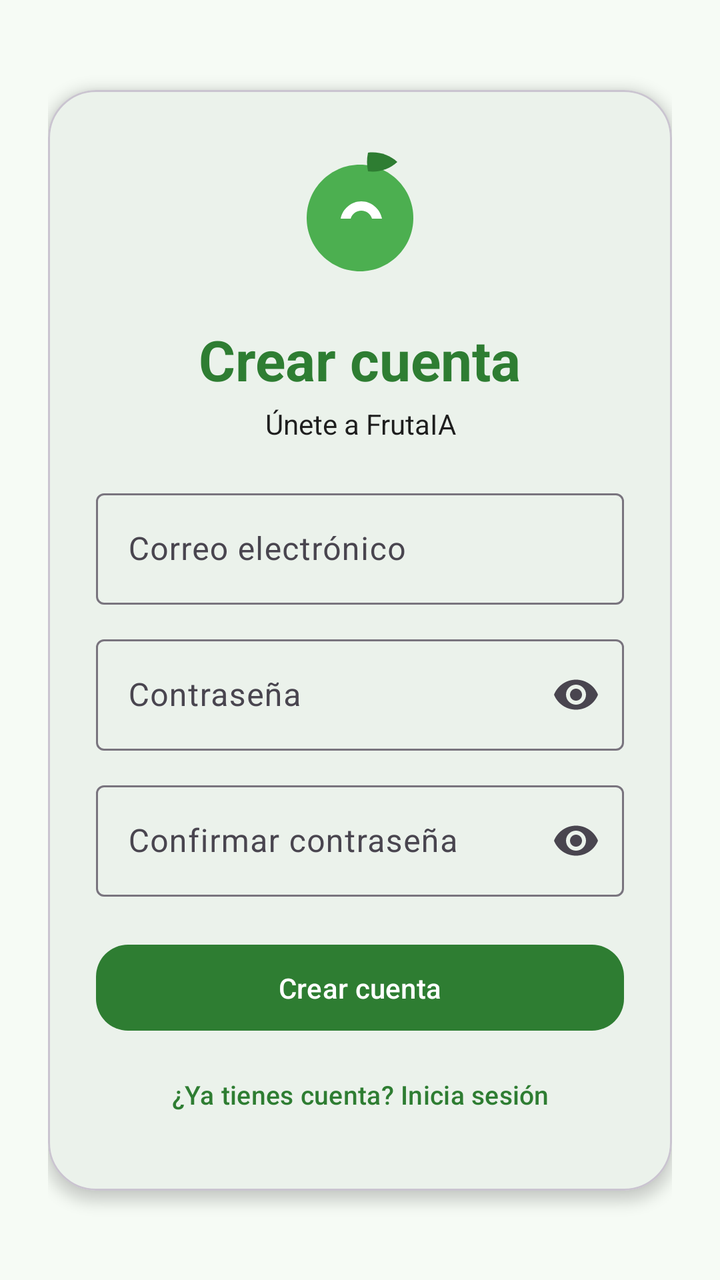
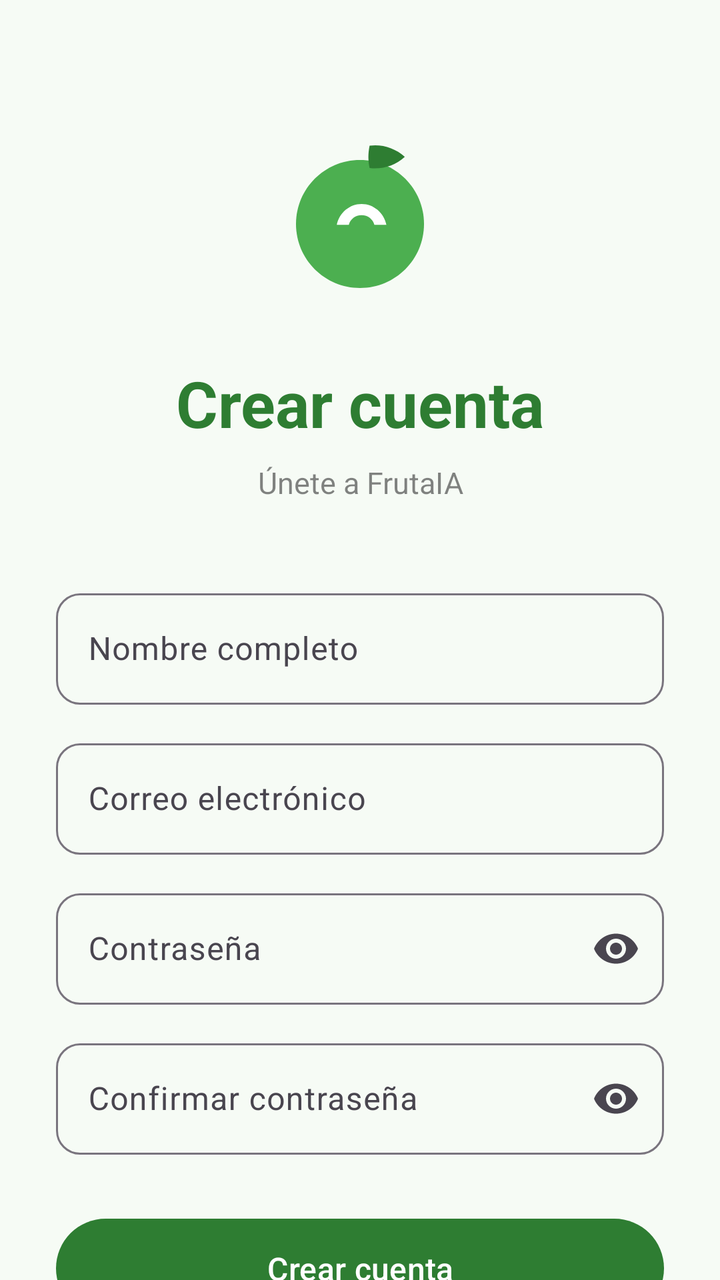

An Android layout rendered at two revisions. The XML below is the earlier revision; the diff shows what the commit changed to produce the second picture.
<!-- AndroidManifest.xml: application theme Theme.AppFruta -->
<!-- res/layout/activity_register.xml -->
<?xml version="1.0" encoding="utf-8"?>
<androidx.constraintlayout.widget.ConstraintLayout xmlns:android="http://schemas.android.com/apk/res/android"
    xmlns:app="http://schemas.android.com/apk/res-auto"
    android:layout_width="match_parent"
    android:layout_height="match_parent"
    android:background="@color/fruit_background"
    android:padding="24dp">

    <com.google.android.material.card.MaterialCardView
        android:id="@+id/cardContainer"
        android:layout_width="0dp"
        android:layout_height="wrap_content"
        app:cardBackgroundColor="@color/fruit_surface"
        app:cardCornerRadius="24dp"
        app:cardElevation="4dp"
        app:layout_constraintBottom_toBottomOf="parent"
        app:layout_constraintEnd_toEndOf="parent"
        app:layout_constraintStart_toStartOf="parent"
        app:layout_constraintTop_toTopOf="parent">

        <androidx.constraintlayout.widget.ConstraintLayout
            android:layout_width="match_parent"
            android:layout_height="wrap_content"
            android:padding="24dp">

            <ImageView
                android:id="@+id/logoImageView"
                android:layout_width="80dp"
                android:layout_height="80dp"
                android:contentDescription="@string/logo_description"
                android:src="@drawable/ic_fruit_logo"
                app:layout_constraintEnd_toEndOf="parent"
                app:layout_constraintStart_toStartOf="parent"
                app:layout_constraintTop_toTopOf="parent" />

            <TextView
                android:id="@+id/titleTextView"
                android:layout_width="wrap_content"
                android:layout_height="wrap_content"
                android:layout_marginTop="12dp"
                android:text="@string/register_title"
                android:textColor="@color/fruit_primary"
                android:textSize="28sp"
                android:textStyle="bold"
                app:layout_constraintEnd_toEndOf="parent"
                app:layout_constraintStart_toStartOf="parent"
                app:layout_constraintTop_toBottomOf="@id/logoImageView" />

            <TextView
                android:id="@+id/subtitleTextView"
                android:layout_width="0dp"
                android:layout_height="wrap_content"
                android:layout_marginTop="4dp"
                android:gravity="center"
                android:text="@string/register_subtitle"
                android:textColor="@color/fruit_on_surface"
                android:textSize="14sp"
                app:layout_constraintEnd_toEndOf="parent"
                app:layout_constraintStart_toStartOf="parent"
                app:layout_constraintTop_toBottomOf="@id/titleTextView" />

            <com.google.android.material.textfield.TextInputLayout
                android:id="@+id/tilEmail"
                style="@style/Widget.Material3.TextInputLayout.OutlinedBox"
                android:layout_width="0dp"
                android:layout_height="wrap_content"
                android:layout_marginTop="20dp"
                android:hint="@string/hint_email"
                app:layout_constraintEnd_toEndOf="parent"
                app:layout_constraintStart_toStartOf="parent"
                app:layout_constraintTop_toBottomOf="@id/subtitleTextView">

                <com.google.android.material.textfield.TextInputEditText
                    android:id="@+id/etEmail"
                    android:layout_width="match_parent"
                    android:layout_height="wrap_content"
                    android:inputType="textEmailAddress"
                    android:maxLines="1" />
            </com.google.android.material.textfield.TextInputLayout>

            <com.google.android.material.textfield.TextInputLayout
                android:id="@+id/tilPassword"
                style="@style/Widget.Material3.TextInputLayout.OutlinedBox"
                android:layout_width="0dp"
                android:layout_height="wrap_content"
                android:layout_marginTop="12dp"
                android:hint="@string/hint_password"
                app:endIconMode="password_toggle"
                app:layout_constraintEnd_toEndOf="parent"
                app:layout_constraintStart_toStartOf="parent"
                app:layout_constraintTop_toBottomOf="@id/tilEmail">

                <com.google.android.material.textfield.TextInputEditText
                    android:id="@+id/etPassword"
                    android:layout_width="match_parent"
                    android:layout_height="wrap_content"
                    android:inputType="textPassword"
                    android:maxLines="1" />
            </com.google.android.material.textfield.TextInputLayout>

            <com.google.android.material.textfield.TextInputLayout
                android:id="@+id/tilConfirmPassword"
                style="@style/Widget.Material3.TextInputLayout.OutlinedBox"
                android:layout_width="0dp"
                android:layout_height="wrap_content"
                android:layout_marginTop="12dp"
                android:hint="@string/hint_confirm_password"
                app:endIconMode="password_toggle"
                app:layout_constraintEnd_toEndOf="parent"
                app:layout_constraintStart_toStartOf="parent"
                app:layout_constraintTop_toBottomOf="@id/tilPassword">

                <com.google.android.material.textfield.TextInputEditText
                    android:id="@+id/etConfirmPassword"
                    android:layout_width="match_parent"
                    android:layout_height="wrap_content"
                    android:inputType="textPassword"
                    android:maxLines="1" />
            </com.google.android.material.textfield.TextInputLayout>

            <com.google.android.material.button.MaterialButton
                android:id="@+id/btnRegister"
                android:layout_width="0dp"
                android:layout_height="wrap_content"
                android:layout_marginTop="20dp"
                android:paddingVertical="12dp"
                android:text="@string/btn_register"
                android:textAllCaps="false"
                app:backgroundTint="@color/fruit_primary"
                app:cornerRadius="16dp"
                app:layout_constraintEnd_toEndOf="parent"
                app:layout_constraintStart_toStartOf="parent"
                app:layout_constraintTop_toBottomOf="@id/tilConfirmPassword" />

            <com.google.android.material.button.MaterialButton
                android:id="@+id/btnGoLogin"
                style="@style/Widget.Material3.Button.TextButton"
                android:layout_width="wrap_content"
                android:layout_height="wrap_content"
                android:layout_marginTop="4dp"
                android:text="@string/btn_go_login"
                android:textAllCaps="false"
                android:textSize="13sp"
                app:layout_constraintBottom_toBottomOf="parent"
                app:layout_constraintEnd_toEndOf="parent"
                app:layout_constraintStart_toStartOf="parent"
                app:layout_constraintTop_toBottomOf="@id/btnRegister" />

        </androidx.constraintlayout.widget.ConstraintLayout>
    </com.google.android.material.card.MaterialCardView>

    <com.google.android.material.progressindicator.CircularProgressIndicator
        android:id="@+id/progressIndicator"
        android:layout_width="wrap_content"
        android:layout_height="wrap_content"
        android:indeterminate="true"
        android:visibility="gone"
        app:layout_constraintBottom_toBottomOf="parent"
        app:layout_constraintEnd_toEndOf="parent"
        app:layout_constraintStart_toStartOf="parent"
        app:layout_constraintTop_toTopOf="parent" />

</androidx.constraintlayout.widget.ConstraintLayout>
<!-- resources referenced by this layout -->
<resources>
  <color name="fruit_background">#F6FBF5</color>
  <color name="fruit_on_surface">#1E1E1E</color>
  <color name="fruit_primary">#2E7D32</color>
  <color name="fruit_surface">#FFFFFFFF</color>
  <!-- drawable ic_fruit_logo (drawable) -->
  <?xml version="1.0" encoding="utf-8"?>
  <vector xmlns:android="http://schemas.android.com/apk/res/android"
      android:width="120dp"
      android:height="120dp"
      android:viewportWidth="24"
      android:viewportHeight="24">
      <path
          android:fillColor="#4CAF50"
          android:pathData="M12,4c4.42,0 8,3.58 8,8s-3.58,8 -8,8 -8,-3.58 -8,-8 3.58,-8 8,-8z" />
      <path
          android:fillColor="#2E7D32"
          android:pathData="M13.2,2.2c1.6,-0.2 3.2,0.3 4.4,1.4 -1.2,1.1 -2.8,1.6 -4.4,1.4 -0.2,-1 -0.2,-1.8 0,-2.8z" />
      <path
          android:fillColor="#FFFFFF"
          android:pathData="M9.1,12.1c0.3,-1.5 1.6,-2.6 3.1,-2.6s2.8,1.1 3.1,2.6h-1.5c-0.2,-0.7 -0.8,-1.2 -1.6,-1.2s-1.4,0.5 -1.6,1.2h-1.5z" />
  </vector>
  <string name="btn_go_login">¿Ya tienes cuenta? Inicia sesión</string>
  <string name="btn_register">Crear cuenta</string>
  <string name="hint_confirm_password">Confirmar contraseña</string>
  <string name="hint_email">Correo electrónico</string>
  <string name="hint_password">Contraseña</string>
  <string name="logo_description">Icono FrutaIA</string>
  <string name="register_subtitle">Únete a FrutaIA</string>
  <string name="register_title">Crear cuenta</string>
  <style name="Theme.AppFruta" parent="Base.Theme.AppFruta" />
  <style name="Base.Theme.AppFruta" parent="Theme.Material3.DayNight.NoActionBar">
          <item name="colorPrimary">@color/fruit_primary</item>
          <item name="colorOnPrimary">@color/fruit_on_primary</item>
          <item name="colorSecondary">@color/fruit_secondary</item>
          <item name="colorSurface">@color/fruit_surface</item>
          <item name="colorOnSurface">@color/fruit_on_surface</item>
          <item name="android:statusBarColor">@color/fruit_background</item>
          <item name="android:navigationBarColor">@color/fruit_background</item>
      </style>
  <color name="fruit_on_primary">#FFFFFFFF</color>
  <color name="fruit_secondary">#4CAF50</color>
</resources>

<!-- the commit's change to res/layout/activity_register.xml (unified diff, before → after) -->
@@ -1,74 +1,93 @@
 <?xml version="1.0" encoding="utf-8"?>
-<androidx.constraintlayout.widget.ConstraintLayout xmlns:android="http://schemas.android.com/apk/res/android"
+<FrameLayout xmlns:android="http://schemas.android.com/apk/res/android"
     xmlns:app="http://schemas.android.com/apk/res-auto"
     android:layout_width="match_parent"
     android:layout_height="match_parent"
-    android:background="@color/fruit_background"
-    android:padding="24dp">
+    android:background="@color/fruit_background">
 
-    <com.google.android.material.card.MaterialCardView
-        android:id="@+id/cardContainer"
-        android:layout_width="0dp"
-        android:layout_height="wrap_content"
-        app:cardBackgroundColor="@color/fruit_surface"
-        app:cardCornerRadius="24dp"
-        app:cardElevation="4dp"
-        app:layout_constraintBottom_toBottomOf="parent"
-        app:layout_constraintEnd_toEndOf="parent"
-        app:layout_constraintStart_toStartOf="parent"
-        app:layout_constraintTop_toTopOf="parent">
+    <ScrollView
+        android:layout_width="match_parent"
+        android:layout_height="match_parent"
+        android:fillViewport="true"
+        android:scrollbars="none">
 
-        <androidx.constraintlayout.widget.ConstraintLayout
+        <LinearLayout
             android:layout_width="match_parent"
             android:layout_height="wrap_content"
-            android:padding="24dp">
+            android:orientation="vertical"
+            android:paddingBottom="40dp"
+            android:paddingHorizontal="28dp"
+            android:paddingTop="64dp">
 
+            
             <ImageView
                 android:id="@+id/logoImageView"
-                android:layout_width="80dp"
-                android:layout_height="80dp"
+                android:layout_width="96dp"
+                android:layout_height="96dp"
+                android:layout_gravity="center_horizontal"
                 android:contentDescription="@string/logo_description"
-                android:src="@drawable/ic_fruit_logo"
-                app:layout_constraintEnd_toEndOf="parent"
-                app:layout_constraintStart_toStartOf="parent"
-                app:layout_constraintTop_toTopOf="parent" />
+                android:src="@drawable/ic_fruit_logo" />
 
+            
             <TextView
                 android:id="@+id/titleTextView"
-                android:layout_width="wrap_content"
+                android:layout_width="match_parent"
                 android:layout_height="wrap_content"
-                android:layout_marginTop="12dp"
+                android:layout_marginTop="20dp"
+                android:gravity="center"
                 android:text="@string/register_title"
                 android:textColor="@color/fruit_primary"
-                android:textSize="28sp"
-                android:textStyle="bold"
-                app:layout_constraintEnd_toEndOf="parent"
-                app:layout_constraintStart_toStartOf="parent"
-                app:layout_constraintTop_toBottomOf="@id/logoImageView" />
+                android:textSize="32sp"
+                android:textStyle="bold" />
 
+            
             <TextView
                 android:id="@+id/subtitleTextView"
-                android:layout_width="0dp"
+                android:layout_width="match_parent"
                 android:layout_height="wrap_content"
-                android:layout_marginTop="4dp"
+                android:layout_marginTop="8dp"
+                android:alpha="0.55"
                 android:gravity="center"
                 android:text="@string/register_subtitle"
                 android:textColor="@color/fruit_on_surface"
-                android:textSize="14sp"
-                app:layout_constraintEnd_toEndOf="parent"
-                app:layout_constraintStart_toStartOf="parent"
-                app:layout_constraintTop_toBottomOf="@id/titleTextView" />
+                android:textSize="15sp" />
 
+            <Space
+                android:layout_width="match_parent"
+                android:layout_height="40dp" />
+
+            
+            <com.google.android.material.textfield.TextInputLayout
+                android:id="@+id/tilName"
+                style="@style/Widget.Material3.TextInputLayout.OutlinedBox"
+                android:layout_width="match_parent"
+                android:layout_height="wrap_content"
+                android:hint="@string/hint_name"
+                app:boxCornerRadiusBottomEnd="12dp"
+                app:boxCornerRadiusBottomStart="12dp"
+                app:boxCornerRadiusTopEnd="12dp"
+                app:boxCornerRadiusTopStart="12dp">
+
+                <com.google.android.material.textfield.TextInputEditText
+                    android:id="@+id/etName"
+                    android:layout_width="match_parent"
+                    android:layout_height="wrap_content"
+                    android:inputType="textPersonName|textCapWords"
+                    android:maxLines="1" />
+            </com.google.android.material.textfield.TextInputLayout>
+
+            
             <com.google.android.material.textfield.TextInputLayout
                 android:id="@+id/tilEmail"
                 style="@style/Widget.Material3.TextInputLayout.OutlinedBox"
-                android:layout_width="0dp"
+                android:layout_width="match_parent"
                 android:layout_height="wrap_content"
-                android:layout_marginTop="20dp"
+                android:layout_marginTop="14dp"
                 android:hint="@string/hint_email"
-                app:layout_constraintEnd_toEndOf="parent"
-                app:layout_constraintStart_toStartOf="parent"
-                app:layout_constraintTop_toBottomOf="@id/subtitleTextView">
+                app:boxCornerRadiusBottomEnd="12dp"
+                app:boxCornerRadiusBottomStart="12dp"
+                app:boxCornerRadiusTopEnd="12dp"
+                app:boxCornerRadiusTopStart="12dp">
 
                 <com.google.android.material.textfield.TextInputEditText
                     android:id="@+id/etEmail"
@@ -78,17 +97,19 @@
                     android:maxLines="1" />
             </com.google.android.material.textfield.TextInputLayout>
 
+            
             <com.google.android.material.textfield.TextInputLayout
                 android:id="@+id/tilPassword"
                 style="@style/Widget.Material3.TextInputLayout.OutlinedBox"
-                android:layout_width="0dp"
+                android:layout_width="match_parent"
                 android:layout_height="wrap_content"
-                android:layout_marginTop="12dp"
+                android:layout_marginTop="14dp"
                 android:hint="@string/hint_password"
-                app:endIconMode="password_toggle"
-                app:layout_constraintEnd_toEndOf="parent"
-                app:layout_constraintStart_toStartOf="parent"
-                app:layout_constraintTop_toBottomOf="@id/tilEmail">
+                app:boxCornerRadiusBottomEnd="12dp"
+                app:boxCornerRadiusBottomStart="12dp"
+                app:boxCornerRadiusTopEnd="12dp"
+                app:boxCornerRadiusTopStart="12dp"
+                app:endIconMode="password_toggle">
 
                 <com.google.android.material.textfield.TextInputEditText
                     android:id="@+id/etPassword"
@@ -98,17 +119,19 @@
                     android:maxLines="1" />
             </com.google.android.material.textfield.TextInputLayout>
 
+            
             <com.google.android.material.textfield.TextInputLayout
                 android:id="@+id/tilConfirmPassword"
                 style="@style/Widget.Material3.TextInputLayout.OutlinedBox"
-                android:layout_width="0dp"
+                android:layout_width="match_parent"
                 android:layout_height="wrap_content"
-                android:layout_marginTop="12dp"
+                android:layout_marginTop="14dp"
                 android:hint="@string/hint_confirm_password"
-                app:endIconMode="password_toggle"
-                app:layout_constraintEnd_toEndOf="parent"
-                app:layout_constraintStart_toStartOf="parent"
-                app:layout_constraintTop_toBottomOf="@id/tilPassword">
+                app:boxCornerRadiusBottomEnd="12dp"
+                app:boxCornerRadiusBottomStart="12dp"
+                app:boxCornerRadiusTopEnd="12dp"
+                app:boxCornerRadiusTopStart="12dp"
+                app:endIconMode="password_toggle">
 
                 <com.google.android.material.textfield.TextInputEditText
                     android:id="@+id/etConfirmPassword"
@@ -118,46 +141,43 @@
                     android:maxLines="1" />
             </com.google.android.material.textfield.TextInputLayout>
 
+            
             <com.google.android.material.button.MaterialButton
                 android:id="@+id/btnRegister"
-                android:layout_width="0dp"
+                android:layout_width="match_parent"
                 android:layout_height="wrap_content"
-                android:layout_marginTop="20dp"
-                android:paddingVertical="12dp"
+                android:layout_marginTop="28dp"
+                android:paddingVertical="14dp"
                 android:text="@string/btn_register"
                 android:textAllCaps="false"
+                android:textSize="16sp"
                 app:backgroundTint="@color/fruit_primary"
-                app:cornerRadius="16dp"
-                app:layout_constraintEnd_toEndOf="parent"
-                app:layout_constraintStart_toStartOf="parent"
-                app:layout_constraintTop_toBottomOf="@id/tilConfirmPassword" />
+                app:cornerRadius="28dp" />
 
+            
             <com.google.android.material.button.MaterialButton
                 android:id="@+id/btnGoLogin"
                 style="@style/Widget.Material3.Button.TextButton"
                 android:layout_width="wrap_content"
                 android:layout_height="wrap_content"
-                android:layout_marginTop="4dp"
+                android:layout_gravity="center_horizontal"
+                android:layout_marginTop="20dp"
                 android:text="@string/btn_go_login"
                 android:textAllCaps="false"
-                android:textSize="13sp"
-                app:layout_constraintBottom_toBottomOf="parent"
-                app:layout_constraintEnd_toEndOf="parent"
-                app:layout_constraintStart_toStartOf="parent"
-                app:layout_constraintTop_toBottomOf="@id/btnRegister" />
+                android:textColor="@color/fruit_primary"
+                android:textSize="14sp" />
 
-        </androidx.constraintlayout.widget.ConstraintLayout>
-    </com.google.android.material.card.MaterialCardView>
+        </LinearLayout>
+    </ScrollView>
 
+    
     <com.google.android.material.progressindicator.CircularProgressIndicator
         android:id="@+id/progressIndicator"
         android:layout_width="wrap_content"
         android:layout_height="wrap_content"
+        android:layout_gravity="center"
         android:indeterminate="true"
         android:visibility="gone"
-        app:layout_constraintBottom_toBottomOf="parent"
-        app:layout_constraintEnd_toEndOf="parent"
-        app:layout_constraintStart_toStartOf="parent"
-        app:layout_constraintTop_toTopOf="parent" />
+        app:indicatorColor="@color/fruit_primary" />
 
-</androidx.constraintlayout.widget.ConstraintLayout>
+</FrameLayout>
<!-- resource entries referenced after the edit -->
@@ -25,6 +25,7 @@
   <string name="btn_register">Crear cuenta</string>
   <string name="hint_confirm_password">Confirmar contraseña</string>
   <string name="hint_email">Correo electrónico</string>
+  <string name="hint_name">Nombre completo</string>
   <string name="hint_password">Contraseña</string>
   <string name="logo_description">Icono FrutaIA</string>
   <string name="register_subtitle">Únete a FrutaIA</string>
